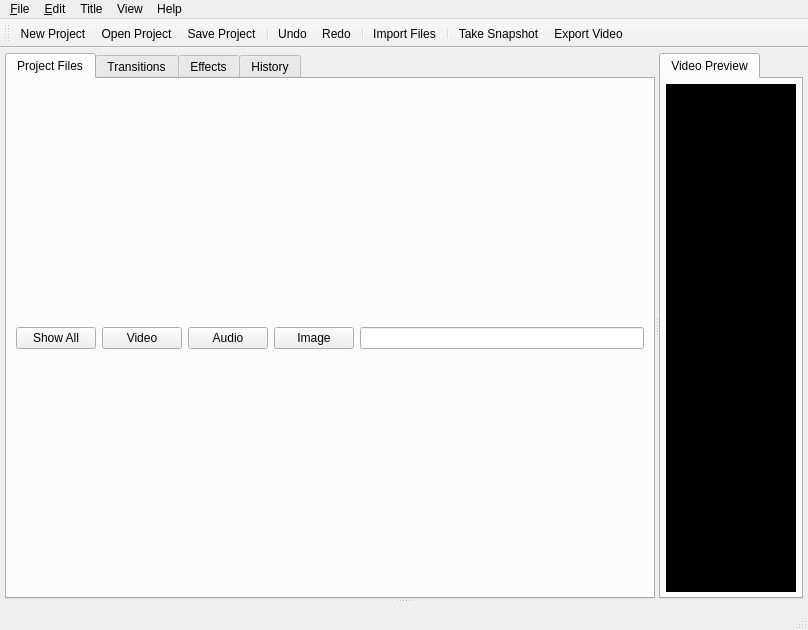
This is openshot/windows/ui/main.ui in OpenShot/openshot-qt as Qt 5 draws it before an edit. The edited form follows.
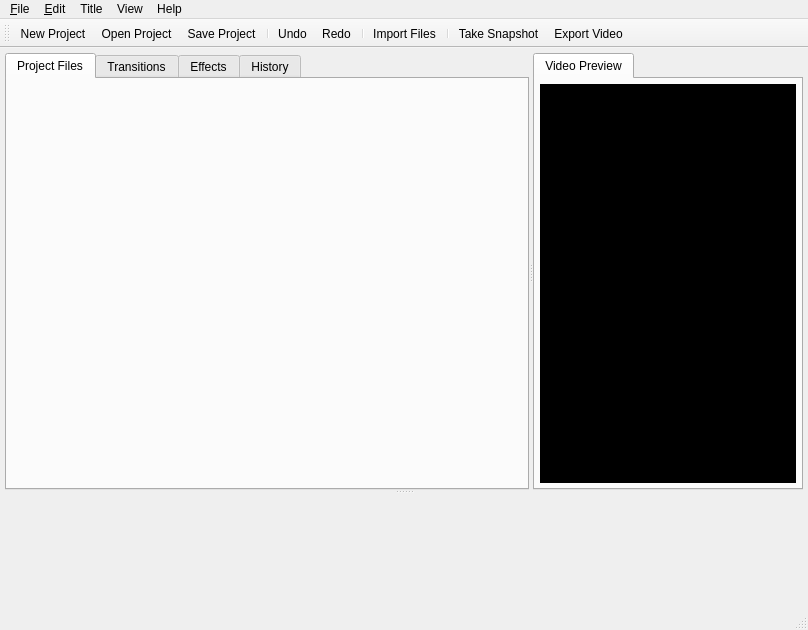
This is the edited form. Icons and pictures are not drawn.

Commit message: Replaced files toolbar. Unified spacing on main panel layouts.

```diff
--- a/openshot/windows/ui/main.ui
+++ b/openshot/windows/ui/main.ui
@@ -81,68 +81,22 @@
          <attribute name="title">
           <string>Project Files</string>
          </attribute>
-         <layout class="QGridLayout" name="gridLayout_2">
-          <item row="0" column="0">
-           <widget class="QWidget" name="widget" native="true">
-            <layout class="QHBoxLayout" name="horizontalLayout_3">
-             <property name="leftMargin">
-              <number>0</number>
-             </property>
-             <property name="topMargin">
-              <number>0</number>
-             </property>
-             <property name="rightMargin">
-              <number>0</number>
-             </property>
-             <property name="bottomMargin">
-              <number>0</number>
-             </property>
-             <item>
-              <widget class="QPushButton" name="pushButton_2">
-               <property name="text">
-                <string>Show All</string>
-               </property>
-              </widget>
-             </item>
-             <item>
-              <widget class="QPushButton" name="pushButton_3">
-               <property name="text">
-                <string>Video</string>
-               </property>
-              </widget>
-             </item>
-             <item>
-              <widget class="QPushButton" name="pushButton_4">
-               <property name="sizePolicy">
-                <sizepolicy hsizetype="Minimum" vsizetype="Fixed">
-                 <horstretch>0</horstretch>
-                 <verstretch>0</verstretch>
-                </sizepolicy>
-               </property>
-               <property name="text">
-                <string>Audio</string>
-               </property>
-              </widget>
-             </item>
-             <item>
-              <widget class="QPushButton" name="pushButton_5">
-               <property name="sizePolicy">
-                <sizepolicy hsizetype="Minimum" vsizetype="Fixed">
-                 <horstretch>0</horstretch>
-                 <verstretch>0</verstretch>
-                </sizepolicy>
-               </property>
-               <property name="text">
-                <string>Image</string>
-               </property>
-              </widget>
-             </item>
-             <item>
-              <widget class="QLineEdit" name="lineEdit"/>
-             </item>
-            </layout>
-           </widget>
-          </item>
+         <layout class="QVBoxLayout" name="verticalLayout_3">
+          <property name="spacing">
+           <number>0</number>
+          </property>
+          <property name="leftMargin">
+           <number>5</number>
+          </property>
+          <property name="topMargin">
+           <number>5</number>
+          </property>
+          <property name="rightMargin">
+           <number>5</number>
+          </property>
+          <property name="bottomMargin">
+           <number>5</number>
+          </property>
          </layout>
         </widget>
         <widget class="QWidget" name="tab_2">
@@ -203,7 +157,20 @@
        </widget>
       </widget>
       <widget class="QWidget" name="frameWeb" native="true">
-       <layout class="QVBoxLayout" name="verticalLayout_2"/>
+       <layout class="QVBoxLayout" name="verticalLayout_2">
+        <property name="leftMargin">
+         <number>5</number>
+        </property>
+        <property name="topMargin">
+         <number>5</number>
+        </property>
+        <property name="rightMargin">
+         <number>5</number>
+        </property>
+        <property name="bottomMargin">
+         <number>5</number>
+        </property>
+       </layout>
       </widget>
      </widget>
     </item>
```
Left out of the diff: 64 changed lines with no effect on the pictures. The commit also changes 3 other files.
